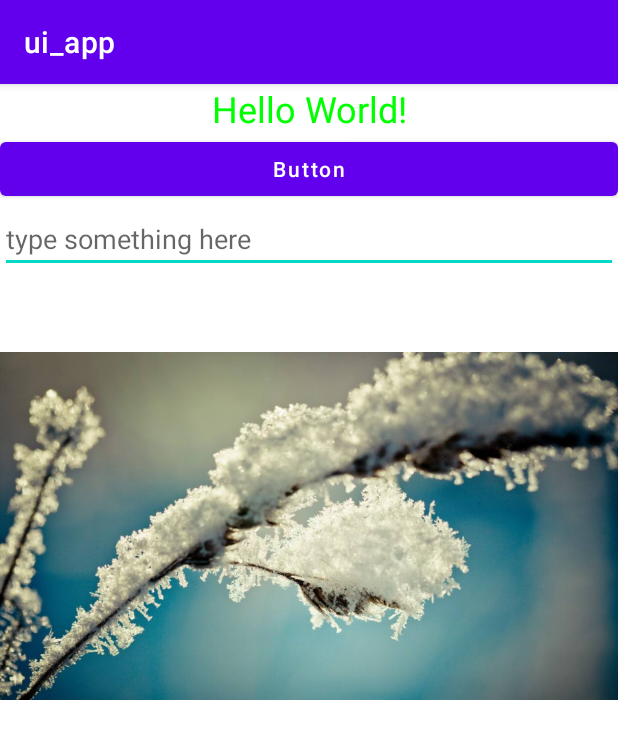
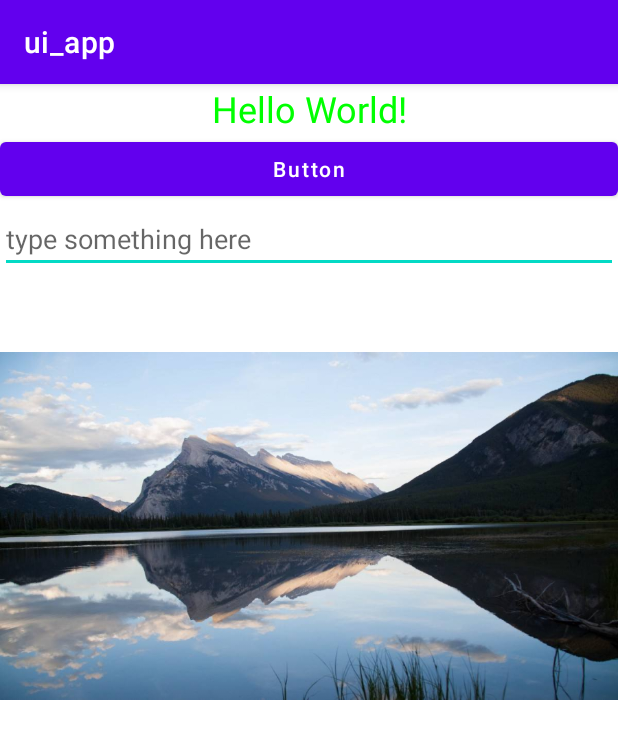
Before and after one commit to gjwhhhh/android_learn, an Android app: the screen it shows after launch (MainActivity), on a phone screen of 412 x 824 dp. Shown: the top 739 px of the screen. Run offline under Robolectric (Android 15) with nearby library versions, the phone set to English and light mode, and no system bars.

Commit message:
修改imageView无法显示，忘记findViewById

```diff
--- a/ui_app/src/main/java/com/example/ui_app/MainActivity.java
+++ b/ui_app/src/main/java/com/example/ui_app/MainActivity.java
@@ -19,6 +19,7 @@ public class MainActivity extends AppCompatActivity implements View.OnClickListe
         super.onCreate(savedInstanceState);
         setContentView(R.layout.activity_main);
         Button button = (Button) findViewById(R.id.button);
+        imageView = (ImageView)findViewById(R.id.image_view);
         editText = (EditText)findViewById(R.id.edit_text);
         button.setOnClickListener(this);
     }
@@ -30,7 +31,7 @@ public class MainActivity extends AppCompatActivity implements View.OnClickListe
                 /*String inputText = editText.getText().toString();
                 Toast.makeText(MainActivity.this,inputText,Toast.LENGTH_SHORT)
                         .show();*/
-                imageView.setImageResource(R.drawable.image_2);
+                imageView.setImageResource(R.drawable.image_1);
                 break;
             default:
                 break;
--- a/ui_app/src/main/res/layout/activity_main.xml
+++ b/ui_app/src/main/res/layout/activity_main.xml
@@ -29,7 +29,7 @@
         android:id="@+id/image_view"
         android:layout_width="wrap_content"
         android:layout_height="wrap_content"
-        android:src="@drawable/image_1"
+        android:src="@drawable/image_2"
         />
 
 </LinearLayout>
```
